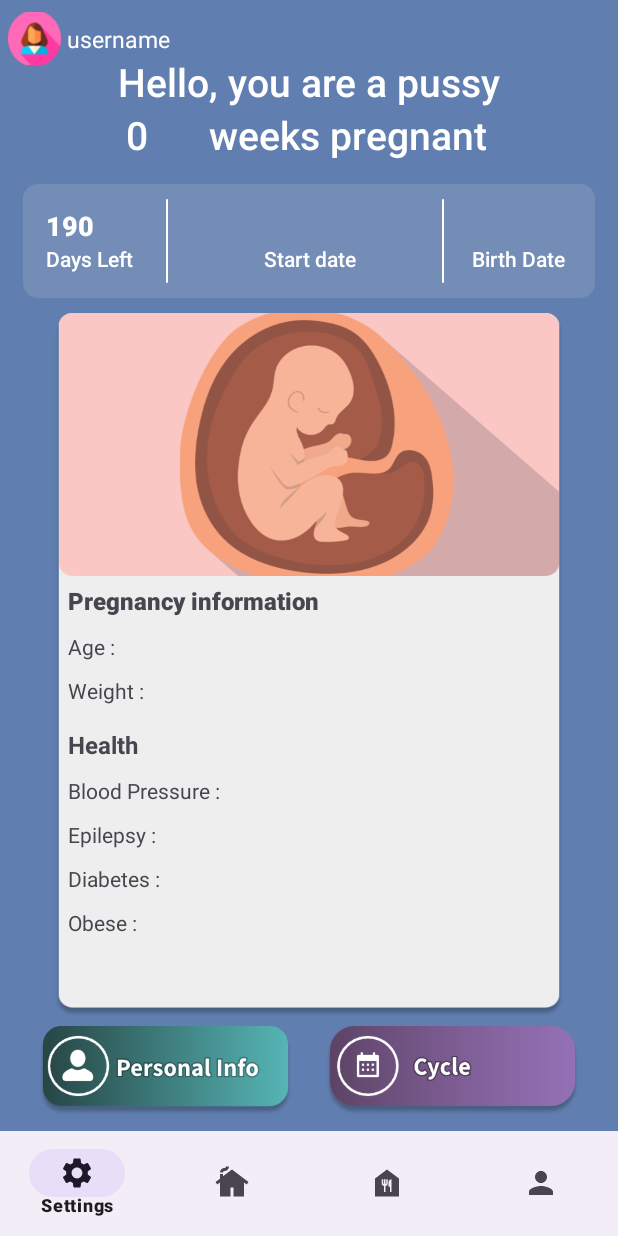
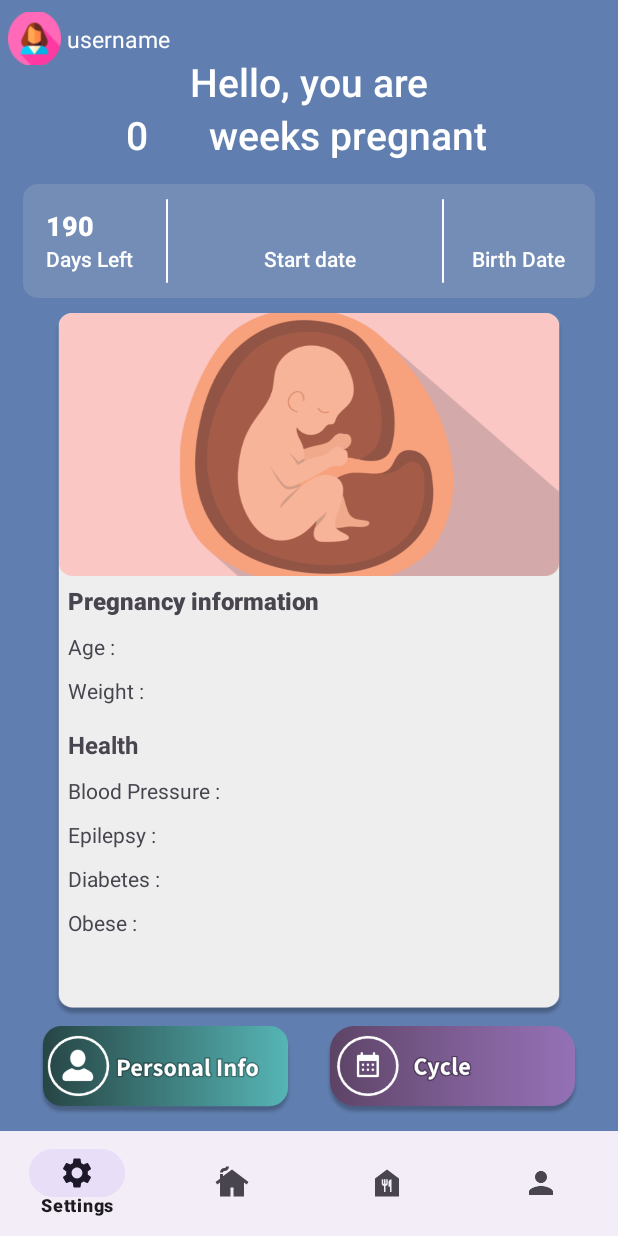
Before and after one commit to PanosMargeths/Senior-Thesis_Pregnancy-Assistant, an Android app: the layout fragment_home.xml on its own in the app's theme, with its tools: preview values and no code run, on a phone screen of 412 x 824 dp. Run offline under Robolectric (Android 15) with nearby library versions, the phone set to English and light mode, and no system bars; Roboto replaces fonts that are not available here.

Commit message:
Reverting HomeFragment's Title back to the previous.

```diff
--- a/app/src/main/res/layout/fragment_home.xml
+++ b/app/src/main/res/layout/fragment_home.xml
@@ -50,7 +50,7 @@
         android:textAlignment="center"
         android:fontFamily="sans-serif-medium"
         android:textStyle=""
-        android:text="Hello, you are a pussy"
+        android:text="Hello, you are"
         android:textColor="@color/white"
         android:textSize="26sp"
         />
```
